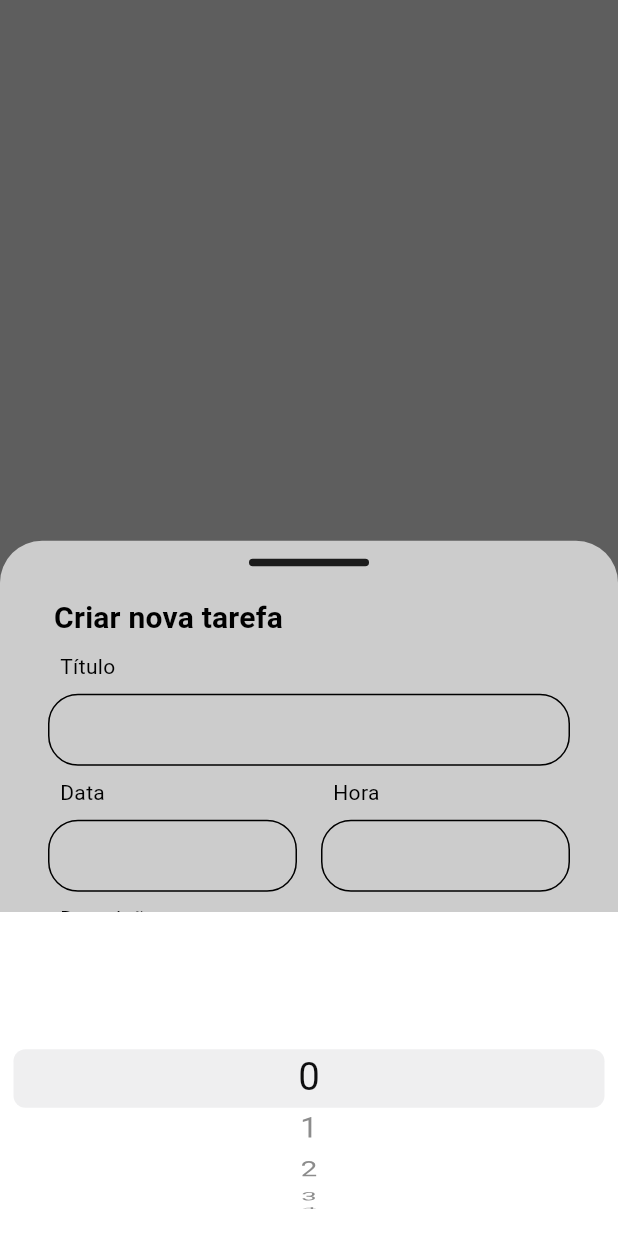
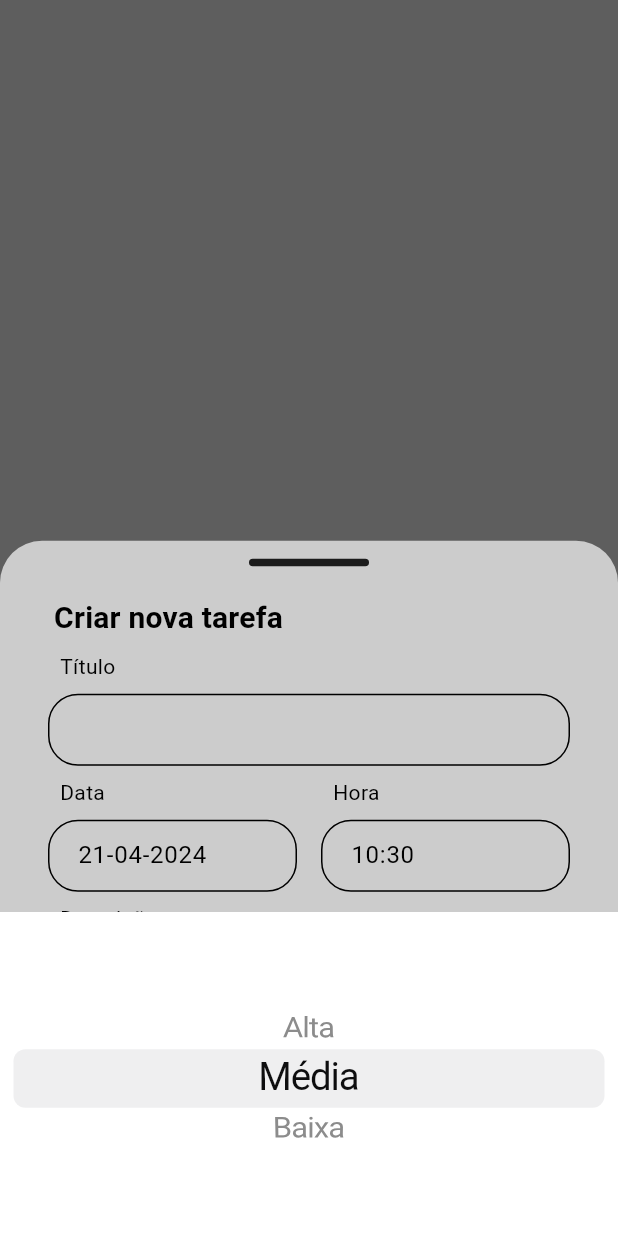
Before and after one commit to Bubba-io/task-hub, a Flutter app: what showTaskCreationModal() shows on an empty page, opened directly, after a tap on "Prioridade", on a phone screen of 412 x 824 dp. Run offline on Flutter 3.47's test engine with Material 3 defaults, Android fonts, the phone set to English and light mode, and no system bars; our stand-ins replace bloc, equatable, flutter_bloc, flutter_secure_storage, get, go_router; accounts and stored records are empty; generated files the repository leaves out were written again.

Commit message:
feat: save task in storage

```diff
--- a/lib/bootstrap.dart
+++ b/lib/bootstrap.dart
@@ -5,7 +5,7 @@ import 'package:bloc/bloc.dart';
 import 'package:flutter/widgets.dart';
 import 'package:get/instance_manager.dart';
 import 'package:task_hub/modules/calendar/controller/calendar_cubit.dart';
-import 'package:task_hub/modules/home/controller/home_cubit.dart';
+import 'package:task_hub/modules/task-creation/controller/task_manager_cubit.dart';
 
 class AppBlocObserver extends BlocObserver {
   const AppBlocObserver();
@@ -31,7 +31,7 @@ Future<void> bootstrap(FutureOr<Widget> Function() builder) async {
   Bloc.observer = const AppBlocObserver();
 
   Get
-    ..put(HomeCubit())
+    ..put(TaskManagerCubit())
     ..put(CalendarCubit());
 
   runApp(await builder());
--- a/lib/core/widgets/fields/text_form_field_custom.dart
+++ b/lib/core/widgets/fields/text_form_field_custom.dart
@@ -3,15 +3,19 @@ import 'package:task_hub/core/enums/enums.dart';
 
 class TextFormFieldCustom extends StatelessWidget {
   const TextFormFieldCustom({
+    required this.controller,
     this.label,
     this.validator,
+    this.onChanged,
     this.requiredInput = false,
     this.enabled = true,
     super.key,
   });
 
+  final TextEditingController controller;
   final String? label;
   final String? Function(String?)? validator;
+  final void Function(String)? onChanged;
   final bool requiredInput;
   final bool enabled;
 
@@ -30,11 +34,13 @@ class TextFormFieldCustom extends StatelessWidget {
         ],
         TextFormField(
           enabled: enabled,
+          controller: controller,
+          onChanged: onChanged,
           validator: validator ??
               (requiredInput
                   ? (value) {
                       if (value == null || value.isEmpty) {
-                        return 'Campo obrigatório';
+                        return 'error';
                       }
 
                       return null;
@@ -50,6 +56,11 @@ class TextFormFieldCustom extends StatelessWidget {
             border: OutlineInputBorder(
               borderRadius: BorderRadius.all(Radius.circular(20)),
             ),
+            errorMaxLines: 1,
+            errorStyle: TextStyle(
+              color: Colors.transparent,
+              fontSize: 0,
+            ),
           ),
         ),
       ],
--- /dev/null
+++ b/lib/modules/task-creation/controller/task_manager_cubit.dart
@@ -0,0 +1,83 @@
+import 'package:bloc/bloc.dart';
+import 'package:equatable/equatable.dart';
+import 'package:flutter/material.dart';
+import 'package:intl/intl.dart';
+import 'package:task_hub/core/storage/storage.dart';
+import 'package:task_hub/modules/task-creation/models/models.dart';
+
+part 'task_manager_state.dart';
+
+class TaskManagerCubit extends Cubit<TaskManagerState> {
+  TaskManagerCubit() : super(const TaskManagerState());
+
+  final TextEditingController title = TextEditingController();
+  final TextEditingController description = TextEditingController();
+  final TextEditingController date = TextEditingController();
+  final TextEditingController hour = TextEditingController();
+  final TextEditingController priority = TextEditingController();
+
+  Future<void> createTask() async {
+    final task = TaskModel.create(
+      title: title.text,
+      description: description.text,
+      priority: setPriority(),
+      date: convertDate(),
+    );
+
+    await DataStorage().write(task.id, task.serialize());
+  }
+
+  int setPriority() {
+    switch (priority.text) {
+      case 'Alta':
+        return 3;
+      case 'Média':
+        return 2;
+      case 'Baixa':
+        return 1;
+      default:
+        return 2;
+    }
+  }
+
+  DateTime convertDate() {
+    final dateParsed = DateFormat('dd-MM-yyyy').parse(date.text);
+    final timeParsed = DateFormat('HH:mm').parse(hour.text);
+
+    return DateTime(
+      dateParsed.year,
+      dateParsed.month,
+      dateParsed.day,
+      timeParsed.hour,
+      timeParsed.minute,
+      timeParsed.second,
+      DateTime.now().microsecond,
+    );
+  }
+
+  void checkButtonState() {
+    late bool result;
+
+    if (title.text.isNotEmpty &&
+        description.text.isNotEmpty &&
+        date.text.isNotEmpty &&
+        hour.text.isNotEmpty &&
+        priority.text.isNotEmpty) {
+      result = false;
+    } else {
+      result = true;
+    }
+
+    emit(state.copyWith(buttonDisabled: result));
+  }
+
+  void reset() {
+    title.clear();
+    description.clear();
+    date.clear();
+    hour.clear();
+    priority.clear();
+
+    emit(state.copyWith(buttonDisabled: true));
+  }
+}
--- /dev/null
+++ b/lib/modules/task-creation/controller/task_manager_state.dart
@@ -0,0 +1,22 @@
+part of 'task_manager_cubit.dart';
+
+class TaskManagerState extends Equatable {
+  const TaskManagerState({
+    this.buttonDisabled = true,
+  });
+
+  final bool buttonDisabled;
+
+  TaskManagerState copyWith({
+    bool? buttonDisabled,
+  }) {
+    return TaskManagerState(
+      buttonDisabled: buttonDisabled ?? this.buttonDisabled,
+    );
+  }
+
+  @override
+  List<Object> get props => [
+        buttonDisabled,
+      ];
+}
--- a/lib/modules/task-creation/view/widgets/data_picker.dart
+++ b/lib/modules/task-creation/view/widgets/data_picker.dart
@@ -1,13 +1,23 @@
 import 'package:flutter/cupertino.dart';
+import 'package:get/get.dart';
+import 'package:intl/intl.dart';
 import 'package:task_hub/core/enums/enums.dart';
 import 'package:task_hub/core/widgets/dialogs/dialogs.dart';
 import 'package:task_hub/core/widgets/fields/fileds.dart';
+import 'package:task_hub/modules/task-creation/controller/task_manager_cubit.dart';
 
 class DataPicker extends StatelessWidget {
   const DataPicker({super.key});
 
   @override
   Widget build(BuildContext context) {
+    final controller = Get.find<TaskManagerCubit>();
+
+    controller.date.text = DateFormat('dd-MM-yyyy').format(DateTime.now());
+    controller.hour.text = DateFormat('HH:mm').format(DateTime.now());
+
+    controller.checkButtonState();
+
     return Row(
       children: [
         Expanded(
@@ -19,15 +29,21 @@ class DataPicker extends StatelessWidget {
                   mode: CupertinoDatePickerMode.date,
                   use24hFormat: true,
                   showDayOfWeek: true,
-                  onDateTimeChanged: (DateTime newDate) {},
+                  onDateTimeChanged: (DateTime newDate) {
+                    controller.date.text =
+                        DateFormat('dd-MM-yyyy').format(newDate);
+                    controller.checkButtonState();
+                  },
                 ),
                 context: context,
               );
             },
-            child: const TextFormFieldCustom(
-              label: 'Data',
-              requiredInput: true,
-              enabled: false,
+            child: AbsorbPointer(
+              child: TextFormFieldCustom(
+                label: 'Data',
+                controller: controller.date,
+                requiredInput: true,
+              ),
             ),
           ),
         ),
@@ -39,14 +55,19 @@ class DataPicker extends StatelessWidget {
                 initialDateTime: DateTime.now(),
                 mode: CupertinoDatePickerMode.time,
                 use24hFormat: true,
-                onDateTimeChanged: (DateTime newTime) {},
+                onDateTimeChanged: (DateTime newTime) {
+                  controller.hour.text = DateFormat('HH:mm').format(newTime);
+                  controller.checkButtonState();
+                },
               ),
               context: context,
             ),
-            child: const TextFormFieldCustom(
-              label: 'Hora',
-              requiredInput: true,
-              enabled: false,
+            child: AbsorbPointer(
+              child: TextFormFieldCustom(
+                label: 'Hora',
+                controller: controller.hour,
+                requiredInput: true,
+              ),
             ),
           ),
         ),
--- a/lib/modules/task-creation/view/widgets/priority_picker.dart
+++ b/lib/modules/task-creation/view/widgets/priority_picker.dart
@@ -1,9 +1,36 @@
 import 'package:flutter/cupertino.dart';
+import 'package:get/get.dart';
 import 'package:task_hub/core/widgets/dialogs/dialogs.dart';
 import 'package:task_hub/core/widgets/fields/fileds.dart';
+import 'package:task_hub/modules/task-creation/controller/task_manager_cubit.dart';
 
-class PriorityPicker extends StatelessWidget {
+class PriorityPicker extends StatefulWidget {
   const PriorityPicker({super.key});
+
+  @override
+  State<PriorityPicker> createState() => _PriorityPickerState();
+}
+
+class _PriorityPickerState extends State<PriorityPicker> {
+  final controller = Get.find<TaskManagerCubit>();
+
+  final priorityList = <String>[
+    'Alta',
+    'Média',
+    'Baixa',
+  ];
+
+  int selectedPriority = 1;
+
+  @override
+  void initState() {
+    super.initState();
+    controller.priority.text = priorityList[1];
+
+    WidgetsBinding.instance.addPostFrameCallback((_) {
+      controller.checkButtonState();
+    });
+  }
 
   @override
   Widget build(BuildContext context) {
@@ -15,19 +42,31 @@ class PriorityPicker extends StatelessWidget {
             squeeze: 1.2,
             useMagnifier: true,
             itemExtent: 32,
-            scrollController: FixedExtentScrollController(),
-            onSelectedItemChanged: (int selectedItem) {},
-            children: List<Widget>.generate(5, (int index) {
-              return Center(child: Text(index.toString()));
+            scrollController: FixedExtentScrollController(
+              initialItem: selectedPriority,
+            ),
+            onSelectedItemChanged: (int selectedItem) {
+              controller.priority.text = priorityList[selectedItem];
+
+              setState(() {
+                selectedPriority = selectedItem;
+              });
+
+              controller.checkButtonState();
+            },
+            children: List<Widget>.generate(priorityList.length, (int index) {
+              return Center(child: Text(priorityList[index]));
             }),
           ),
           context: context,
         );
       },
-      child: const TextFormFieldCustom(
-        label: 'Prioridade',
-        requiredInput: true,
-        enabled: false,
+      child: AbsorbPointer(
+        child: TextFormFieldCustom(
+          label: 'Prioridade',
+          controller: controller.priority,
+          requiredInput: true,
+        ),
       ),
     );
   }
--- a/lib/modules/task-creation/view/widgets/task_creation_modal.dart
+++ b/lib/modules/task-creation/view/widgets/task_creation_modal.dart
@@ -1,15 +1,25 @@
 import 'package:flutter/material.dart';
+import 'package:flutter_bloc/flutter_bloc.dart';
+import 'package:get/instance_manager.dart';
+import 'package:go_router/go_router.dart';
 import 'package:task_hub/core/enums/enums.dart';
 import 'package:task_hub/core/styles/styles.dart';
 import 'package:task_hub/core/widgets/buttons/app_primary_button.dart';
 import 'package:task_hub/core/widgets/fields/text_form_field_custom.dart';
+import 'package:task_hub/modules/task-creation/controller/task_manager_cubit.dart';
 import 'package:task_hub/modules/task-creation/view/widgets/data_picker.dart';
 import 'package:task_hub/modules/task-creation/view/widgets/priority_picker.dart';
 
 Future<void> showTaskCreationModal(BuildContext context) async {
+  final controller = Get.find<TaskManagerCubit>();
+  final formKey = GlobalKey<FormState>();
+
   await showModalBottomSheet<void>(
     context: context,
     builder: (BuildContext context) {
+      return BlocBuilder<TaskManagerCubit, TaskManagerState>(
+        bloc: controller,
+        builder: (context, state) {
           return Column(
             children: <Widget>[
               const SizedBox(height: EnumPaddings.x2Half),
@@ -43,27 +53,44 @@ Future<void> showTaskCreationModal(BuildContext context) async {
                       ],
                     ),
                     const SizedBox(height: EnumPaddings.x1),
-                const Form(
+                    Form(
+                      key: formKey,
                       child: Column(
                         children: [
                           TextFormFieldCustom(
                             label: 'Título',
+                            controller: controller.title,
+                            onChanged: (value) => controller.checkButtonState(),
                             requiredInput: true,
                           ),
-                      SizedBox(height: EnumPaddings.x1),
-                      DataPicker(),
-                      SizedBox(height: EnumPaddings.x1),
+                          const SizedBox(height: EnumPaddings.x1),
+                          const DataPicker(),
+                          const SizedBox(height: EnumPaddings.x1),
                           TextFormFieldCustom(
                             label: 'Descrição',
+                            controller: controller.description,
+                            onChanged: (value) => controller.checkButtonState(),
                             requiredInput: true,
                           ),
-                      SizedBox(height: EnumPaddings.x1),
-                      PriorityPicker(),
+                          const SizedBox(height: EnumPaddings.x1),
+                          const PriorityPicker(),
                         ],
                       ),
                     ),
                     const SizedBox(height: EnumPaddings.x3),
-                const AppPrimaryButton(label: 'Criar nova tarefa'),
+                    AppPrimaryButton(
+                      label: 'Criar nova tarefa',
+                      onTap: () async {
+                        await controller.createTask();
+                        if (context.mounted) {
+                          context.pop();
+                        }
+                      },
+                      disabled: state.buttonDisabled,
+                      disableFunction: () {
+                        formKey.currentState?.validate();
+                      },
+                    ),
                     const SizedBox(height: EnumPaddings.x3),
                   ],
                 ),
@@ -72,4 +99,6 @@ Future<void> showTaskCreationModal(BuildContext context) async {
           );
         },
       );
+    },
+  );
 }
```
Also changed, not shown: lib/core/enums/priority.dart (deleted, +0 -39 lines), lib/core/widgets/app_bar/floating_action_button_custom.dart (+6 -2 lines), lib/modules/home/controller/home_cubit.dart (deleted, +0 -12 lines), lib/modules/home/controller/home_state.dart (deleted, +0 -22 lines), lib/modules/home/view/home_page.dart (+12 -0 lines). Lines whose indentation alone changed are shown as unchanged.
